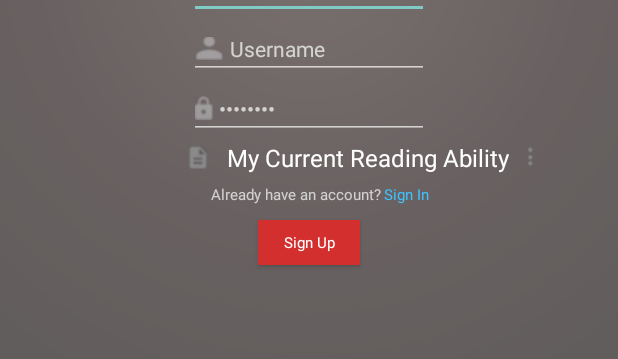
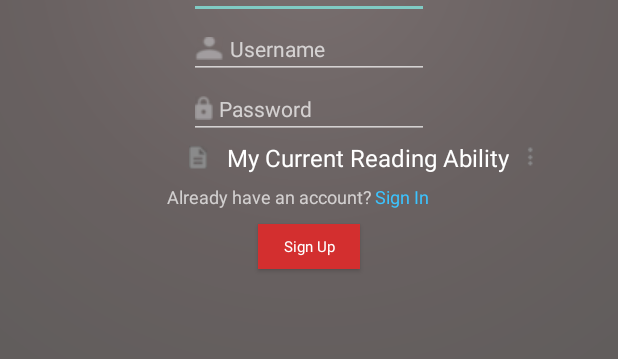
Before and after one commit to asm-products/kanshu-android, an Android app: the layout activity_signup.xml on its own in the app's theme, with its tools: preview values and no code run, on a phone screen of 412 x 824 dp. Shown: the part 357-716 px from the top of the screen. Run offline under Robolectric (Android 15) with nearby library versions, the phone set to English and light mode, and no system bars.

```diff
--- a/app/build.gradle
+++ b/app/build.gradle
@@ -26,6 +26,5 @@ dependencies {
     compile 'com.android.support:appcompat-v7:21.0.3'
     compile 'com.squareup.picasso:picasso:2.4.0'
     compile 'de.hdodenhof:circleimageview:1.2.1'
-
-
+    compile 'uk.co.chrisjenx:calligraphy:2.0.0'
 }
--- a/app/src/main/AndroidManifest.xml
+++ b/app/src/main/AndroidManifest.xml
@@ -18,10 +18,12 @@
         </activity>
         <activity
             android:name=".SignupActivity"
+            android:theme="@style/AppThemeIntro"
             android:windowSoftInputMode="stateHidden">
         </activity>
         <activity
             android:name=".LoginActivity"
+            android:theme="@style/AppThemeIntro"
             android:parentActivityName=".SignupActivity"
             android:windowSoftInputMode="stateHidden">
             <meta-data
--- a/app/src/main/java/com/kanshu/kanshu/ArticleActivity.java
+++ b/app/src/main/java/com/kanshu/kanshu/ArticleActivity.java
@@ -6,14 +6,13 @@ import android.support.v4.app.FragmentManager;
 import android.support.v4.app.FragmentStatePagerAdapter;
 import android.support.v4.view.ViewPager;
 import android.support.v4.widget.DrawerLayout;
-import android.support.v7.app.ActionBarActivity;
 import android.support.v7.widget.Toolbar;
 import android.view.Menu;
 import android.view.MenuItem;
 
 import com.kanshu.kanshu.model.User;
 
-public class ArticleActivity extends ActionBarActivity
+public class ArticleActivity extends BaseActivity
         implements NavigationDrawerFragment.NavigationDrawerCallbacks,
         NavigationDrawerFragment.NavigationDrawerData {
 
--- a/app/src/main/java/com/kanshu/kanshu/DevelopmentActivity.java
+++ b/app/src/main/java/com/kanshu/kanshu/DevelopmentActivity.java
@@ -2,11 +2,10 @@ package com.kanshu.kanshu;
 
 import android.content.Intent;
 import android.os.Bundle;
-import android.support.v7.app.ActionBarActivity;
 import android.view.View;
 
 
-public class DevelopmentActivity extends ActionBarActivity {
+public class DevelopmentActivity extends BaseActivity {
 
     @Override
     protected void onCreate(Bundle savedInstanceState) {
--- a/app/src/main/java/com/kanshu/kanshu/ReadingActivity.java
+++ b/app/src/main/java/com/kanshu/kanshu/ReadingActivity.java
@@ -2,7 +2,6 @@ package com.kanshu.kanshu;
 
 import android.os.Bundle;
 import android.support.v4.widget.DrawerLayout;
-import android.support.v7.app.ActionBarActivity;
 import android.support.v7.widget.Toolbar;
 import android.view.Menu;
 import android.view.MenuItem;
@@ -11,7 +10,7 @@ import android.view.View;
 import com.kanshu.kanshu.model.User;
 
 
-public class ReadingActivity extends ActionBarActivity
+public class ReadingActivity extends BaseActivity
         implements NavigationDrawerFragment.NavigationDrawerCallbacks,
         ReadingViewFragment.OnFragmentClickListener, NavigationDrawerFragment.NavigationDrawerData {
     private NavigationDrawerFragment mNavigationDrawerFragment;
--- a/app/src/main/java/com/kanshu/kanshu/TopicsActivity.java
+++ b/app/src/main/java/com/kanshu/kanshu/TopicsActivity.java
@@ -1,6 +1,5 @@
 package com.kanshu.kanshu;
 
-import android.app.Activity;
 import android.app.ProgressDialog;
 import android.graphics.Color;
 import android.graphics.Typeface;
@@ -25,7 +24,7 @@ import de.hdodenhof.circleimageview.CircleImageView;
 /**
  * Created by alouanemed on 22-01-2015.
  */
-public class TopicsActivity extends Activity {
+public class TopicsActivity extends BaseActivity {
 
     //dialog
     ProgressDialog dialog = null;
--- a/app/src/main/java/com/kanshu/kanshu/UserMetricsActivity.java
+++ b/app/src/main/java/com/kanshu/kanshu/UserMetricsActivity.java
@@ -6,7 +6,6 @@ import android.support.v4.app.FragmentManager;
 import android.support.v4.app.FragmentStatePagerAdapter;
 import android.support.v4.view.ViewPager;
 import android.support.v4.widget.DrawerLayout;
-import android.support.v7.app.ActionBarActivity;
 import android.support.v7.widget.Toolbar;
 import android.view.Menu;
 import android.view.MenuItem;
@@ -16,7 +15,7 @@ import com.kanshu.kanshu.model.User;
 /**
  * Created by alouanemed on 26-01-2015.
  */
-public class UserMetricsActivity extends ActionBarActivity
+public class UserMetricsActivity extends BaseActivity
         implements NavigationDrawerFragment.NavigationDrawerCallbacks,
         NavigationDrawerFragment.NavigationDrawerData {
 
--- a/app/src/main/res/layout-land/activity_signup.xml
+++ b/app/src/main/res/layout-land/activity_signup.xml
@@ -126,7 +126,7 @@
                     android:layout_width="wrap_content"
                     android:layout_height="wrap_content"
                     android:text="skip"
-                    android:textSize="10sp"
+                    android:textSize="12sp"
                     android:textAllCaps="true"
                     android:id="@+id/skipText"
                     android:layout_alignParentBottom="true"
@@ -166,7 +166,7 @@
                 android:layout_below="@+id/spinner"
                 android:layout_alignRight="@+id/password"
                 android:layout_alignEnd="@+id/password"
-                android:textSize="10sp"
+                android:textSize="12sp"
                 android:layout_marginLeft="2dp"
                 android:layout_marginStart="2dp"
                 android:textColor="#ff3cc4ff"
--- a/app/src/main/res/layout/activity_login.xml
+++ b/app/src/main/res/layout/activity_login.xml
@@ -79,5 +79,7 @@
         android:nestedScrollingEnabled="false"
         android:layout_centerHorizontal="true"
         android:minHeight="30dp"
-        android:minWidth="68dp"/>
+        android:minWidth="68dp"
+        fontPath="fonts/Roboto-Medium.ttf"
+        tools:ignore="MissingPrefix"/>
 </RelativeLayout>
--- a/app/src/main/res/layout/activity_signup.xml
+++ b/app/src/main/res/layout/activity_signup.xml
@@ -53,7 +53,7 @@
                 android:id="@+id/email"
                 android:layout_below="@id/mainheadline"
                 android:layout_marginTop="15sp"
-                android:text="@string/email"
+                android:hint="@string/email"
                 android:textColor="@color/abc_secondary_text_material_dark"
                 android:textSize="14sp"
                 android:textIsSelectable="true"
@@ -65,7 +65,7 @@
                 android:layout_width="wrap_content"
                 android:layout_height="wrap_content"
                 android:inputType="textPersonName"
-                android:text="@string/username"
+                android:hint="@string/username"
                 android:ems="10"
                 android:id="@+id/username"
                 android:layout_below="@+id/email"
@@ -86,7 +86,7 @@
                 android:layout_alignLeft="@+id/username"
                 android:layout_alignStart="@+id/username"
                 android:textColor="@color/abc_secondary_text_material_dark"
-                android:text="Password"
+                android:hint="Password"
                 android:textSize="14sp"
                 android:drawableLeft="@drawable/ic_lock"
                 android:drawablePadding="4dp"/>
@@ -94,7 +94,7 @@
             <TextView
                 android:layout_width="wrap_content"
                 android:layout_height="wrap_content"
-                android:textSize="10sp"
+                android:textSize="12sp"
                 android:text="@string/signin_text"
                 android:id="@+id/signin"
                 android:layout_marginTop="0dp"
@@ -123,7 +123,9 @@
                 android:minHeight="30dp"
                 android:minWidth="68dp"
                 android:clickable="true"
-                android:onClick="onSignUp"/>
+                android:onClick="onSignUp"
+                fontPath="fonts/Roboto-Medium.ttf"
+                tools:ignore="MissingPrefix"/>
 
             <Spinner
                 android:layout_width="wrap_content"
@@ -193,7 +195,7 @@
                 android:layout_below="@+id/spinner"
                 android:layout_alignRight="@+id/password"
                 android:layout_alignEnd="@+id/password"
-                android:textSize="10sp"
+                android:textSize="12sp"
                 android:layout_marginLeft="2dp"
                 android:layout_marginStart="2dp"
                 android:textColor="#ff3cc4ff"
--- a/app/src/main/res/values/style.xml
+++ b/app/src/main/res/values/style.xml
@@ -11,4 +11,12 @@
     <style name="AppThemeNavigationDrawer" parent="AppTheme">
     </style>
 
+    <style name="AppThemeIntro" parent="AppTheme">
+        <item name="android:textViewStyle">@style/AppTheme.Widget.TextView</item>
+    </style>
+
+    <style name="AppTheme.Widget.TextView" parent="android:Widget.Holo.Light.TextView">
+        <item name="fontPath">fonts/Roboto-Thin.ttf</item>
+    </style>
+
 </resources>
```
Also changed, not shown: app/src/main/java/com/kanshu/kanshu/BaseActivity.java (added, +27 -0 lines), app/src/main/java/com/kanshu/kanshu/LoginActivity.java (+1 -13 lines), app/src/main/java/com/kanshu/kanshu/SignupActivity.java (+8 -24 lines), app/src/main/assets/fonts/Roboto-Bold.ttf (deleted), app/src/main/assets/fonts/Roboto-Light.ttf (deleted), app/src/main/assets/fonts/Roboto-Medium.ttf, app/src/main/assets/fonts/Roboto-Regular.ttf (added), app/src/main/assets/fonts/Roboto-Thin.ttf.
